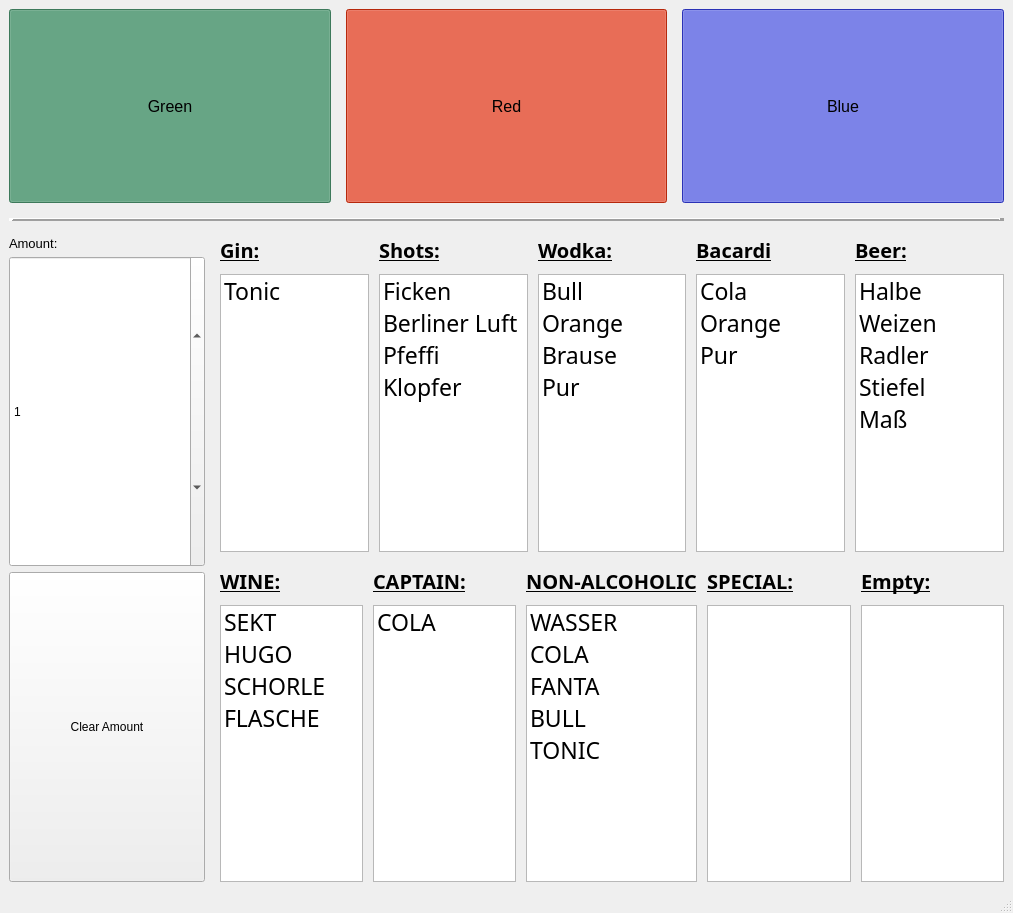
This is ui/RankingParty_FlexSize_3Teams.ui in s0tt/RankingParty as Qt 5 draws it before an edit. The edited form follows.
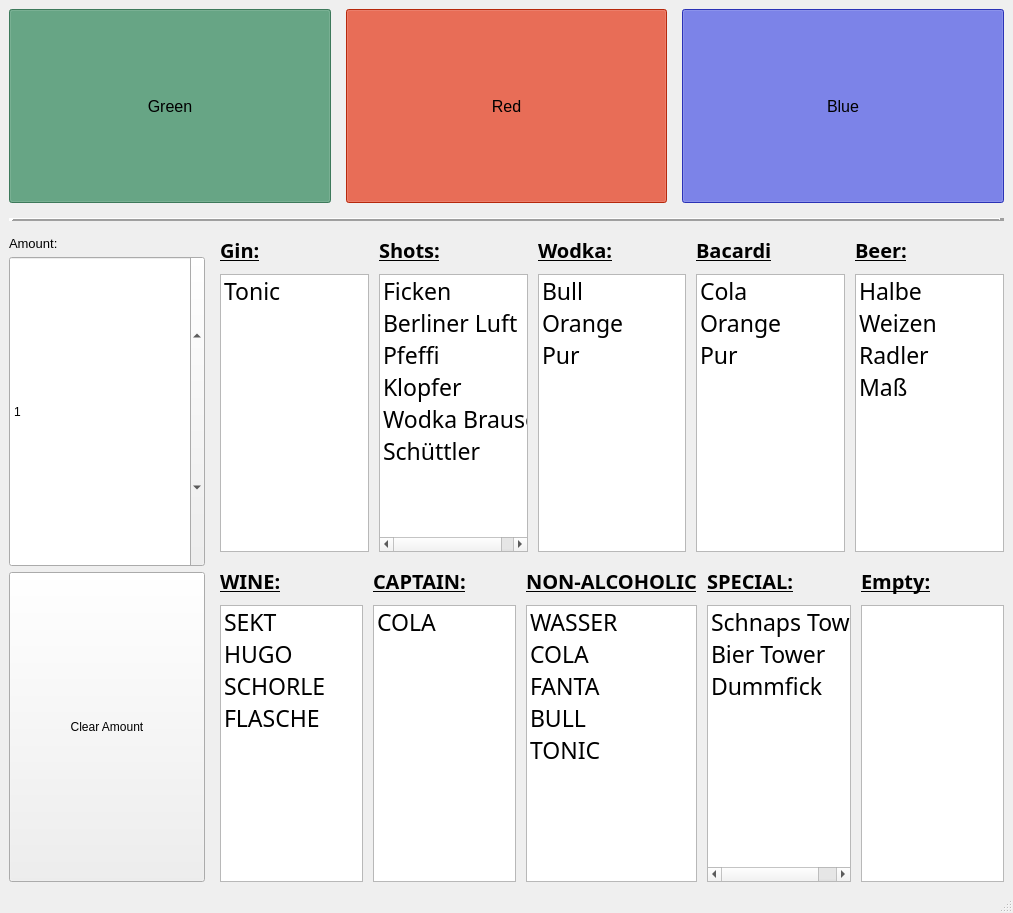
This is the edited form.

Commit message: Fixed  drink IDs and list errors, improved design

```diff
--- a/ui/RankingParty_FlexSize_3Teams.ui
+++ b/ui/RankingParty_FlexSize_3Teams.ui
@@ -300,6 +300,16 @@
                   <string>Klopfer</string>
                  </property>
                 </item>
+                <item>
+                 <property name="text">
+                  <string>Wodka Brause</string>
+                 </property>
+                </item>
+                <item>
+                 <property name="text">
+                  <string>Schüttler</string>
+                 </property>
+                </item>
                </widget>
               </item>
              </layout>
@@ -346,11 +356,6 @@
                   <string>Orange</string>
                  </property>
                 </item>
-                <item>
-                 <property name="text">
-                  <string>Brause</string>
-                 </property>
-                </item>
                 <item>
                  <property name="text">
                   <string>Pur</string>
@@ -461,11 +466,6 @@
                   <string>Radler</string>
                  </property>
                 </item>
-                <item>
-                 <property name="text">
-                  <string>Stiefel</string>
-                 </property>
-                </item>
                 <item>
                  <property name="text">
                   <string>Maß</string>
@@ -693,6 +693,21 @@
                 <property name="editTriggers">
                  <set>QAbstractItemView::NoEditTriggers</set>
                 </property>
+                <item>
+                 <property name="text">
+                  <string>Schnaps Tower</string>
+                 </property>
+                </item>
+                <item>
+                 <property name="text">
+                  <string>Bier Tower</string>
+                 </property>
+                </item>
+                <item>
+                 <property name="text">
+                  <string>Dummfick</string>
+                 </property>
+                </item>
                </widget>
               </item>
              </layout>
```
Left out of the diff: 2 changed lines with no effect on the pictures. The commit also changes 6 other files.
